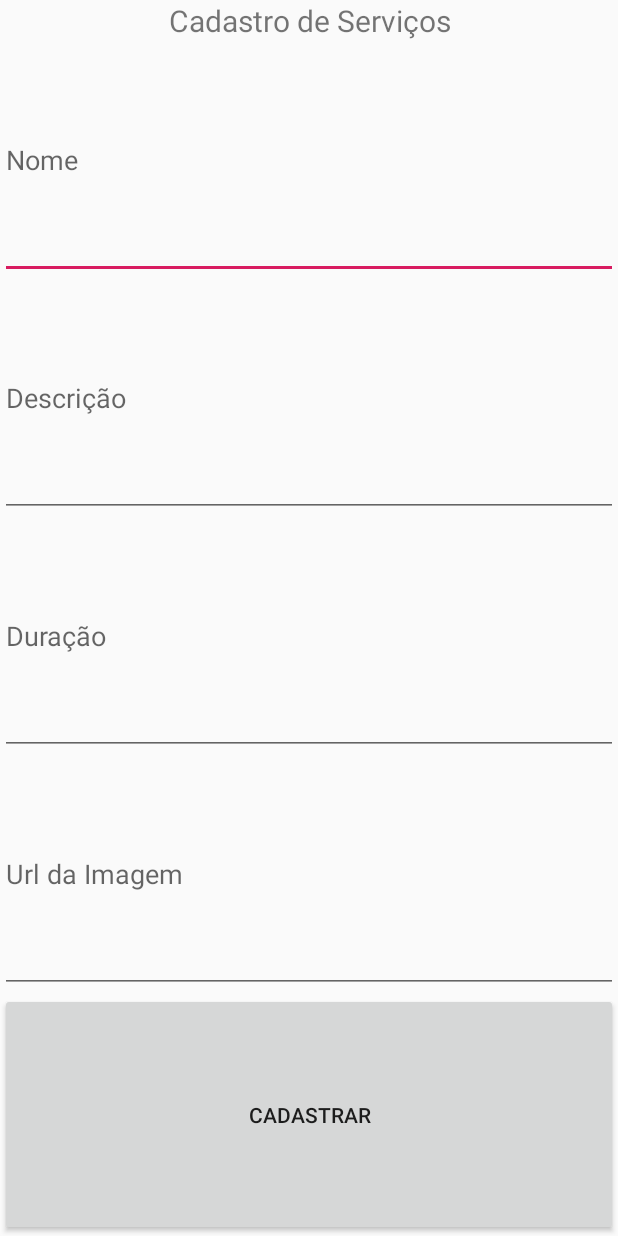
After one commit to rumenik0/Android_PGBarberShop, an Android app: the layout fragment_servicos_cadastro.xml on its own in the app's theme, with its tools: preview values and no code run, on a phone screen of 412 x 824 dp. The commit adds this screen. Run offline under Robolectric (Android 15) with nearby library versions, the phone set to English and light mode, and no system bars.

Commit message:
RMNK - Criação da tela de cadastro de Servicos

```diff
--- a/PGBarberShop/PGBarberShop/app/src/main/java/com/example/pgbarbershop/model/Servicos.java
+++ b/PGBarberShop/PGBarberShop/app/src/main/java/com/example/pgbarbershop/model/ServicosModel.java
@@ -1,18 +1,18 @@
 package com.example.pgbarbershop.model;
 
-public class Servicos {
+public class ServicosModel {
     private String nome;
     private String descricao;
     private int duracao;
     private String urlImage;
 
-    public Servicos(String nome, String descricao, int duracao, String urlImage) {
+    public ServicosModel(String nome, String descricao, int duracao, String urlImage) {
         this.nome = nome;
         this.descricao = descricao;
         this.duracao = duracao;
         this.urlImage = urlImage;
     }
-    public Servicos() {}
+    public ServicosModel() {}
 
     public String getNome() {
         return nome;
--- /dev/null
+++ b/PGBarberShop/PGBarberShop/app/src/main/res/layout/fragment_servicos_cadastro.xml
@@ -0,0 +1,56 @@
+<?xml version="1.0" encoding="utf-8"?>
+<LinearLayout xmlns:android="http://schemas.android.com/apk/res/android"
+    xmlns:tools="http://schemas.android.com/tools"
+    android:layout_width="match_parent"
+    android:layout_height="match_parent"
+    android:orientation="vertical"
+    tools:context=".ServicosCadastro">
+
+    <TextView
+        android:layout_width="match_parent"
+        android:layout_height="wrap_content"
+        android:text="@string/titulo_servicos_cadastro"
+        android:textAlignment="center"
+        android:textSize="20dp"/>
+
+    <LinearLayout
+        android:orientation="vertical"
+        android:layout_width="match_parent"
+        android:layout_height="match_parent">
+
+        <EditText android:layout_weight="1"
+        android:id="@+id/nome"
+        android:hint="Nome"
+        android:layout_width="match_parent"
+        android:layout_height="wrap_content" />
+
+        <EditText
+            android:id="@+id/descricao"
+            android:hint="Descrição"
+            android:layout_width="match_parent"
+            android:layout_height="wrap_content"
+            android:layout_weight="1"/>
+
+        <EditText
+            android:layout_weight="1"
+            android:id="@+id/duracao"
+            android:hint="Duração"
+            android:layout_width="match_parent"
+            android:layout_height="wrap_content" />
+
+        <EditText
+            android:layout_weight="1"
+            android:id="@+id/url"
+            android:hint="Url da Imagem"
+            android:layout_width="match_parent"
+            android:layout_height="wrap_content" />
+
+        <Button
+            android:id="@+id/btn_cadastrar"
+            android:layout_weight="1"
+            android:text="Cadastrar"
+            android:layout_width="match_parent"
+            android:layout_height="wrap_content" />
+    </LinearLayout>
+
+</LinearLayout>
--- a/PGBarberShop/PGBarberShop/app/src/main/res/values/strings.xml
+++ b/PGBarberShop/PGBarberShop/app/src/main/res/values/strings.xml
@@ -8,5 +8,5 @@
     <string name="action_settings">Settings</string>
 
     <!-- TODO: Remove or change this placeholder text -->
-    <string name="hello_blank_fragment">Hello blank fragment</string>
+    <string name="titulo_servicos_cadastro">Cadastro de Serviços</string>
 </resources>
```
Also changed, not shown: PGBarberShop/PGBarberShop/app/src/main/java/com/example/pgbarbershop/adpters/AdapterCursosPersonalizado.java (+4 -4 lines), PGBarberShop/PGBarberShop/app/src/main/java/com/example/pgbarbershop/fragments/Servicos.java (renamed from PGBarberShop/PGBarberShop/app/src/main/java/com/example/pgbarbershop/fragments/Sevicos.java, +4 -19 lines), PGBarberShop/PGBarberShop/app/src/main/java/com/example/pgbarbershop/fragments/ServicosCadastro.java (added, +139 -0 lines).
